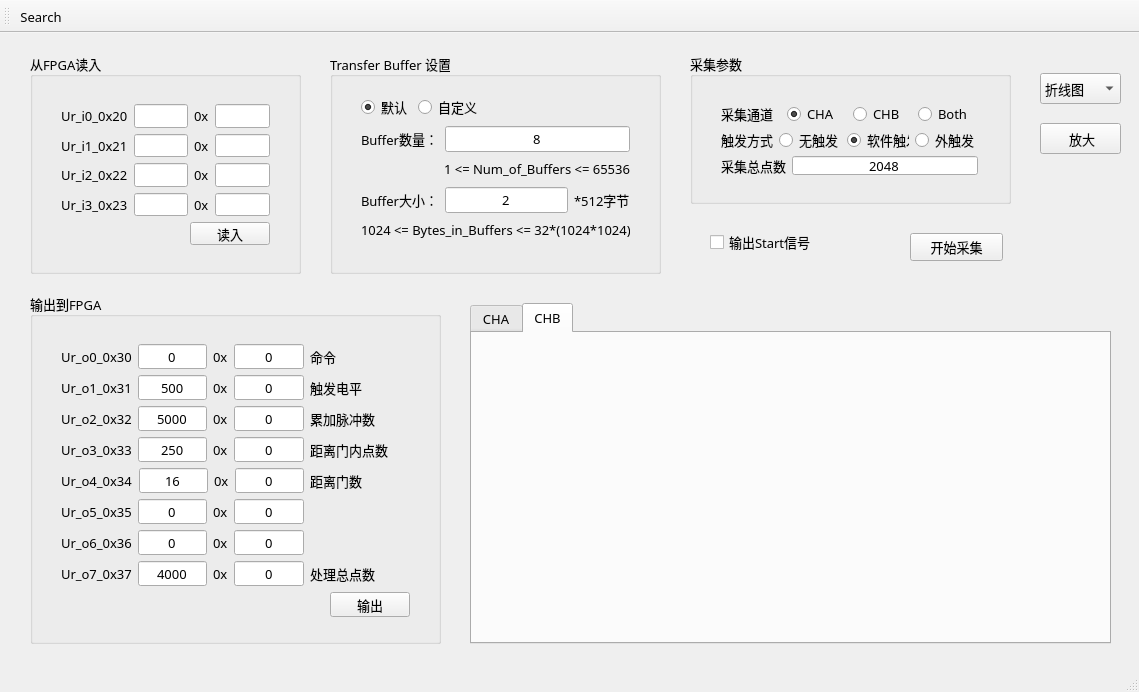
The window that mainwindow.ui (yaojiaojiao/CStreamingCaptureFinal) describes before a commit, drawn with Qt 5.
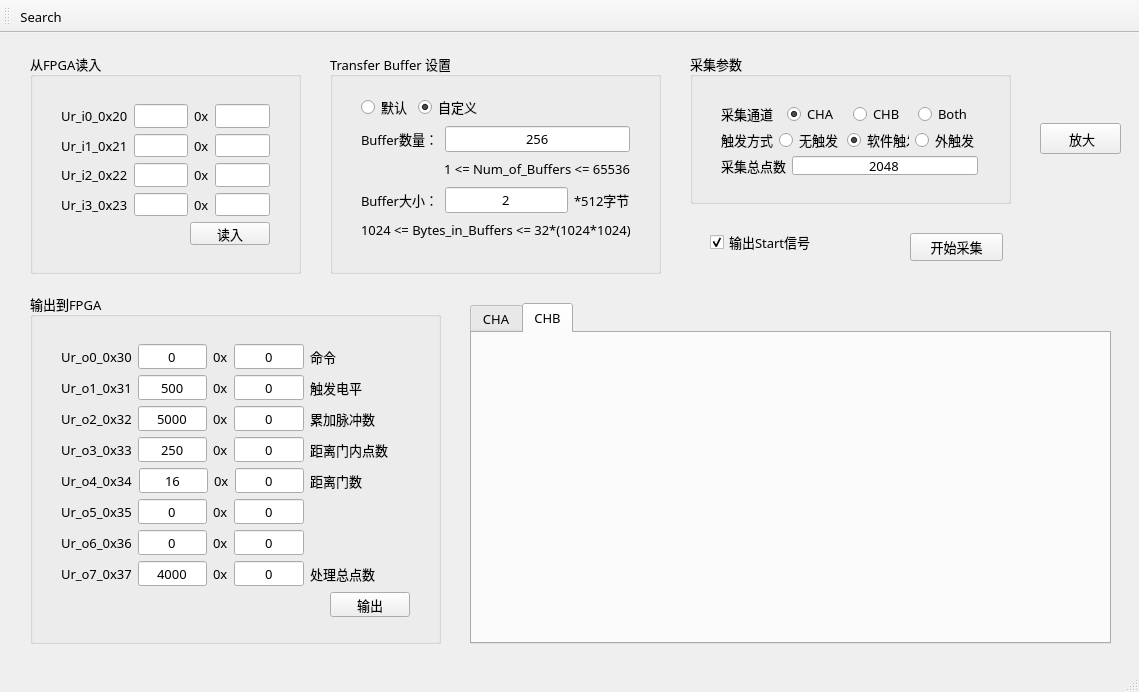
The same window after the commit.

Diff of the .ui file:
```diff
--- a/mainwindow.ui
+++ b/mainwindow.ui
@@ -1319,7 +1319,7 @@
              <string>默认</string>
             </property>
             <property name="checked">
-             <bool>true</bool>
+             <bool>false</bool>
             </property>
             <property name="autoExclusive">
              <bool>true</bool>
@@ -1331,6 +1331,9 @@
             <property name="text">
              <string>自定义</string>
             </property>
+            <property name="checked">
+             <bool>true</bool>
+            </property>
            </widget>
           </item>
          </layout>
@@ -1374,7 +1377,7 @@
            </font>
           </property>
           <property name="text">
-           <string>8</string>
+           <string>256</string>
           </property>
           <property name="alignment">
            <set>Qt::AlignCenter</set>
@@ -1712,33 +1715,7 @@
      </layout>
     </widget>
    </widget>
-   <widget class="QComboBox" name="methodBox">
-    <property name="geometry">
-     <rect>
-      <x>1040</x>
-      <y>40</y>
-      <width>81</width>
-      <height>31</height>
-     </rect>
-    </property>
-    <property name="font">
-     <font>
-      <family>微软雅黑</family>
-      <pointsize>10</pointsize>
-     </font>
-    </property>
-    <item>
-     <property name="text">
-      <string>折线图</string>
-     </property>
-    </item>
-    <item>
-     <property name="text">
-      <string>条形图</string>
-     </property>
-    </item>
-   </widget>
-   <widget class="QPushButton" name="pushButton">
+   <widget class="QPushButton" name="pushButton_Magnify">
     <property name="geometry">
      <rect>
       <x>1040</x>
@@ -1826,6 +1803,9 @@
     <property name="text">
      <string>输出Start信号</string>
     </property>
+    <property name="checked">
+     <bool>true</bool>
+    </property>
    </widget>
   </widget>
   <widget class="QMenuBar" name="menuBar">
```
